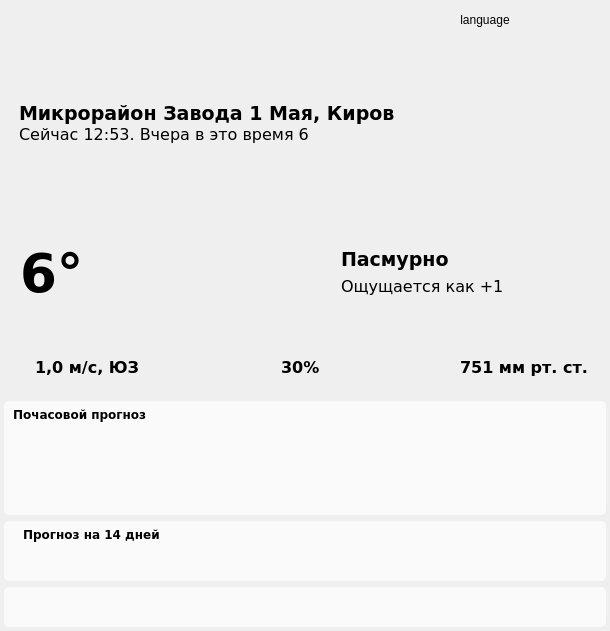
Above: path/interface.ui from bigidulka/Weather before the change. Below: the same form after it.
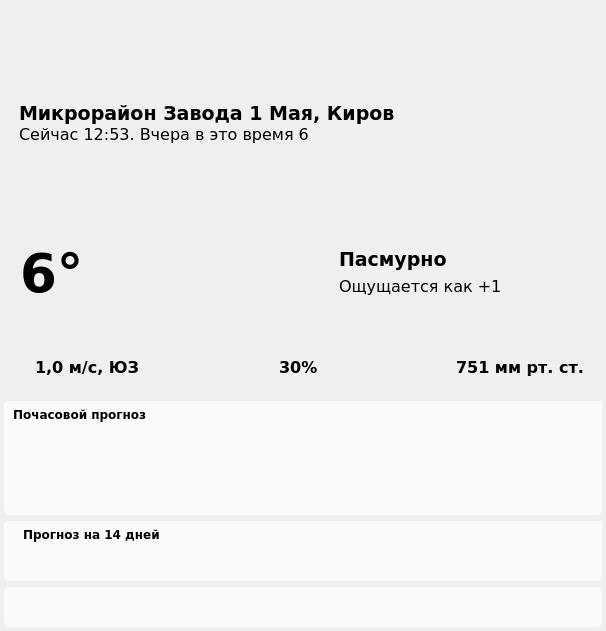
That is the form after the change. Icons and pictures are not drawn.

Diff of the .ui file:
```diff
--- a/path/interface.ui
+++ b/path/interface.ui
@@ -234,8 +234,14 @@
        </item>
        <item>
         <widget class="QPushButton" name="languageButton">
+         <property name="sizePolicy">
+          <sizepolicy hsizetype="Preferred" vsizetype="Preferred">
+           <horstretch>0</horstretch>
+           <verstretch>0</verstretch>
+          </sizepolicy>
+         </property>
          <property name="text">
-          <string>language</string>
+          <string/>
          </property>
         </widget>
        </item>
```
